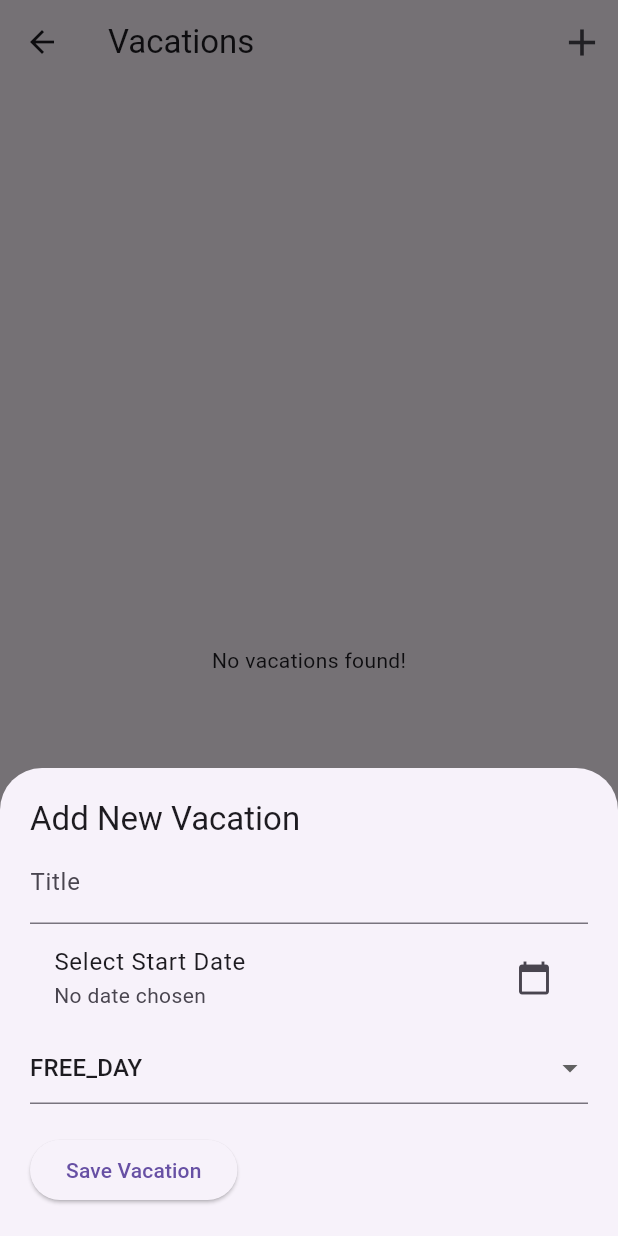
After one commit to liazz03/TFG-LP, a Flutter app: the VacationsScreen screen opened directly, after a tap on the "add" icon, on a phone screen of 412 x 824 dp. The commit adds this screen. Run offline on Flutter 3.47's test engine with Material 3 defaults, Android fonts, the phone set to English and light mode, and no system bars; our stand-ins replace sqflite; missing offline and left inert: schedules; accounts and stored records are empty.

Commit message:
vacations

```diff
--- /dev/null
+++ b/project/lifeplanner/lib/src/database/dao/Vacations_dao.dart
@@ -0,0 +1,53 @@
+import 'package:lifeplanner/src/database/local_db_helper.dart';
+import 'package:lifeplanner/src/modules/Job/vacation.dart';
+
+class VacationsDao {
+  final dbProvider = DatabaseHelper.getDb();
+
+  Future<int> addVacation(Vacation vacation) async {
+    final db = await dbProvider;
+    return await db.insert('vacations', vacation.toMap());
+  }
+
+  Future<int> updateVacation(Vacation vacation) async {
+    final db = await dbProvider;
+    return await db.update(
+      'vacations',
+      vacation.toMap(),
+      where: 'id = ?',
+      whereArgs: [vacation.id],
+    );
+  }
+
+  Future<int> deleteVacation(int id) async {
+    final db = await dbProvider;
+    return await db.delete(
+      'vacations',
+      where: 'id = ?',
+      whereArgs: [id],
+    );
+  }
+
+  Future<List<Vacation>> getAllVacations() async {
+    final db = await dbProvider;
+    final List<Map<String, dynamic>> vacationMaps = await db.query('vacations');
+    return List.generate(vacationMaps.length, (i) {
+      return Vacation.fromMap(vacationMaps[i]);
+    });
+  }
+
+  Future<Vacation?> getVacationById(int id) async {
+    final db = await dbProvider;
+    final List<Map<String, dynamic>> maps = await db.query(
+      'vacations',
+      where: 'id = ?',
+      whereArgs: [id],
+    );
+
+    if (maps.isNotEmpty) {
+      return Vacation.fromMap(maps.first);
+    } else {
+      return null; // Vacation not found
+    }
+  }
+}
--- a/project/lifeplanner/lib/src/modules/Job/vacation.dart
+++ b/project/lifeplanner/lib/src/modules/Job/vacation.dart
@@ -3,15 +3,49 @@ import 'package:schedules/schedules.dart';
 enum VacationType { FREE_DAY, LEAVE, VACATION, HOLIDAY }
 
 class Vacation {
-  Schedule schedule;
+  int? id; // Make `id` nullable
+  DateTime start_date;
+  DateTime end_date;
   int days;
   String title;
   VacationType type;
 
-  Vacation({required this.schedule, required this.days, required this.title, required this.type});
+  Vacation({
+    this.id,
+    required this.start_date,
+    required this.end_date,
+    required this.days,
+    required this.title,
+    required this.type,
+  });
 
-  @override
-  String toString() {
-    return 'Vacation{schedule: $schedule, days: $days, title: $title, type: $type}';
+  Map<String, dynamic> toMap() {
+    final Map<String, dynamic> map = {
+      'start_date': start_date.toIso8601String(),
+      'end_date': end_date.toIso8601String(),
+      'days': days,
+      'title': title,
+      'type': type.toString().split('.').last, // Convert enum to string
+    };
+
+    // Include `id` in the map only if it is not null
+    if (id != null) {
+      map['id'] = id;
+    }
+
+    return map;
+  }
+
+  static Vacation fromMap(Map<String, dynamic> map) {
+    return Vacation(
+      id: map['id'],
+      start_date: DateTime.parse(map['start_date']),
+      end_date: DateTime.parse(map['end_date']),
+      days: map['days'],
+      title: map['title'],
+      type: VacationType.values.firstWhere(
+        (e) => e.toString() == 'VacationType.${map['type']}',
+      ),
+    );
   }
 }
--- /dev/null
+++ b/project/lifeplanner/lib/src/widgets/VacationsScreen.dart
@@ -0,0 +1,247 @@
+import 'package:flutter/material.dart';
+import 'package:intl/intl.dart';
+import 'package:lifeplanner/src/database/dao/Vacations_dao.dart';
+import '../modules/Job/vacation.dart';
+
+class VacationsScreen extends StatefulWidget {
+  @override
+  _VacationsScreenState createState() => _VacationsScreenState();
+}
+
+class _VacationsScreenState extends State<VacationsScreen> {
+  final VacationsDao _vacationsDao = VacationsDao();
+  final _formKey = GlobalKey<FormState>();
+  DateTime? _startDate;
+  DateTime? _endDate;
+  String _title = '';
+  VacationType _type = VacationType.FREE_DAY;
+
+  @override
+  Widget build(BuildContext context) {
+    return Scaffold(
+      appBar: AppBar(
+        title: Text('Vacations'),
+        actions: <Widget>[
+          IconButton(
+            icon: Icon(Icons.add),
+            iconSize: 30,
+            onPressed: _showAddVacationSheet,
+          ),
+        ],
+      ),
+      body: FutureBuilder<List<Vacation>>(
+        future: _vacationsDao.getAllVacations(), // Fetch vacations from the database
+        builder: (context, snapshot) {
+          if (snapshot.connectionState == ConnectionState.waiting) {
+            return Center(child: CircularProgressIndicator());
+          } else if (snapshot.hasError) {
+            return Center(child: Text("Error: ${snapshot.error}"));
+          } else if (snapshot.hasData && snapshot.data!.isNotEmpty) {
+            List<Vacation> vacations = snapshot.data!;
+            return ListView.builder(
+              itemCount: vacations.length,
+              itemBuilder: (context, index) {
+                final vacation = vacations[index];
+                // Formatting dates
+                String formattedStartDate = DateFormat('yyyy-MM-dd').format(vacation.start_date);
+                String formattedEndDate = vacation.end_date != null ? DateFormat('yyyy-MM-dd').format(vacation.end_date) : '';
+                // Adjusting display based on type
+                String dateDisplay = vacation.type == VacationType.FREE_DAY ? formattedStartDate : "$formattedStartDate - $formattedEndDate";
+                return ListTile(
+                  title: Text(vacation.title),
+                  subtitle: Text("$dateDisplay | ${vacation.days} days\n${vacation.type.toString().split('.').last}"),
+                  trailing: Row(
+                    mainAxisSize: MainAxisSize.min,
+                    children: [
+                      IconButton(
+                        icon: Icon(Icons.edit),
+                        onPressed: () {
+                          // Add action to edit this vacation
+                        },
+                      ),
+                      IconButton(
+                        icon: Icon(Icons.close, color: Color.fromARGB(255, 163, 21, 10)),
+                        onPressed: () => _confirmDeleteVacation(vacation.id),
+                      ),
+                    ],
+                  ),
+                  isThreeLine: true,
+                );
+              },
+            );
+          } else {
+            return Center(child: Text("No vacations found!"));
+          }
+        },
+      ),
+    );
+  }
+
+  void _confirmDeleteVacation(int? id) {
+    if (id == null) return; // Safety check
+
+    showDialog(
+      context: context,
+      builder: (BuildContext context) {
+        return AlertDialog(
+          title: Text('Delete Vacation'),
+          content: Text('Are you sure you want to delete this vacation?'),
+          actions: <Widget>[
+            TextButton(
+              child: Text('Cancel'),
+              onPressed: () => Navigator.of(context).pop(),
+            ),
+            TextButton(
+              child: Text('Delete'),
+              onPressed: () async {
+                await _vacationsDao.deleteVacation(id);
+                Navigator.of(context).pop(); // Close the dialog
+                setState(() {}); // Trigger a state change to refresh the list
+                ScaffoldMessenger.of(context).showSnackBar(SnackBar(content: Text("Vacation deleted successfully.")));
+              },
+            ),
+          ],
+        );
+      },
+    );
+  }
+
+  void _showAddVacationSheet() {
+    showModalBottomSheet(
+      context: context,
+      isScrollControlled: true,
+      builder: (context) {
+        return SingleChildScrollView(
+          padding: EdgeInsets.only(bottom: MediaQuery.of(context).viewInsets.bottom),
+          child: Container(
+            padding: EdgeInsets.all(20),
+            child: Form(
+              key: _formKey,
+              child: Column(
+                crossAxisAlignment: CrossAxisAlignment.start,
+                children: <Widget>[
+                  Text('Add New Vacation', style: Theme.of(context).textTheme.headline6),
+                  TextFormField(
+                    decoration: InputDecoration(labelText: 'Title'),
+                    validator: (value) {
+                      if (value == null || value.isEmpty) {
+                        return 'Please enter a title';
+                      }
+                      return null;
+                    },
+                    onSaved: (value) {
+                      _title = value!;
+                    },
+                  ),
+                  ListTile(
+                    title: Text('Select Start Date'),
+                    subtitle: Text(_startDate != null ? DateFormat('yyyy-MM-dd').format(_startDate!) : 'No date chosen'),
+                    trailing: Icon(Icons.calendar_today),
+                    onTap: () => _pickStartDate(context),
+                  ),
+                  if (_type != VacationType.FREE_DAY) // Show this only if VacationType is not FREE_DAY
+                    ListTile(
+                      title: Text('Select End Date'),
+                      subtitle: Text(_endDate != null ? DateFormat('yyyy-MM-dd').format(_endDate!) : 'No date chosen'),
+                      trailing: Icon(Icons.calendar_today),
+                      onTap: () => _pickEndDate(context),
+                    ),
+                  DropdownButtonFormField<VacationType>(
+                    value: _type,
+                    onChanged: (VacationType? newValue) {
+                      setState(() {
+                        _type = newValue!;
+                        if (_type == VacationType.FREE_DAY) {
+                          _endDate = _startDate; // Set end date same as start date for FREE_DAY
+                        }
+                      });
+                    },
+                    items: VacationType.values.map<DropdownMenuItem<VacationType>>((VacationType value) {
+                      return DropdownMenuItem<VacationType>(
+                        value: value,
+                        child: Text(value.toString().split('.').last),
+                      );
+                    }).toList(),
+                  ),
+                  SizedBox(height: 20),
+                  ElevatedButton(
+                    onPressed: () {
+                      if (_formKey.currentState!.validate()) {
+                        _formKey.currentState!.save();
+                        _addVacation();
+                      }
+                    },
+                    child: Text('Save Vacation'),
+                  ),
+                ],
+              ),
+            ),
+          ),
+        );
+      },
+    );
+  }
+
+  Future<void> _pickStartDate(BuildContext context) async {
+    final DateTime? pickedDate = await showDatePicker(
+      context: context,
+      initialDate: DateTime.now(),
+      firstDate: DateTime(2000),
+      lastDate: DateTime(2101),
+    );
+    if (pickedDate != null) {
+      setState(() {
+        _startDate = pickedDate;
+        if (_type == VacationType.FREE_DAY) {
+          _endDate = _startDate; // For FREE_DAY, end date is the same as start date
+        }
+      });
+    }
+  }
+
+  Future<void> _pickEndDate(BuildContext context) async {
+    final DateTime? pickedDate = await showDatePicker(
+      context: context,
+      initialDate: _startDate ?? DateTime.now(),
+      firstDate: _startDate ?? DateTime.now(),
+      lastDate: DateTime(2101),
+    );
+    if (pickedDate != null) {
+      setState(() {
+              _endDate = pickedDate;
+            });
+          }
+        }
+
+        void _addVacation() {
+          if (_startDate == null || (_type != VacationType.FREE_DAY && _endDate == null)) {
+            ScaffoldMessenger.of(context).showSnackBar(SnackBar(content: Text('Please fill all the fields')));
+            return;
+          }
+
+          // Calculate days difference
+          int days = _endDate!.difference(_startDate!).inDays + 1; // Add one to include the start date
+
+          // Create the new vacation object
+          Vacation newVacation = Vacation(
+            start_date: _startDate!,
+            end_date: _type == VacationType.FREE_DAY ? _startDate! : _endDate!,
+            days: days,
+            title: _title,
+            type: _type,
+          );
+
+          // Save it to the database
+          _vacationsDao.addVacation(newVacation).then((id) {
+            if (id > 0) {
+              Navigator.of(context).pop(); // Close the bottom sheet
+              setState(() {}); // Trigger a rebuild, which will refresh the list
+              ScaffoldMessenger.of(context).showSnackBar(SnackBar(content: Text("Vacation added successfully")));
+            } else {
+              ScaffoldMessenger.of(context).showSnackBar(SnackBar(content: Text("Failed to add vacation")));
+            }
+          }).catchError((error) {
+            ScaffoldMessenger.of(context).showSnackBar(SnackBar(content: Text("Error: $error")));
+          });
+        }
+}
```
Also changed, not shown: project/lifeplanner/lib/src/app.dart (+11 -12 lines), project/lifeplanner/lib/src/widgets/JobScreen.dart (added), 1 other file.
